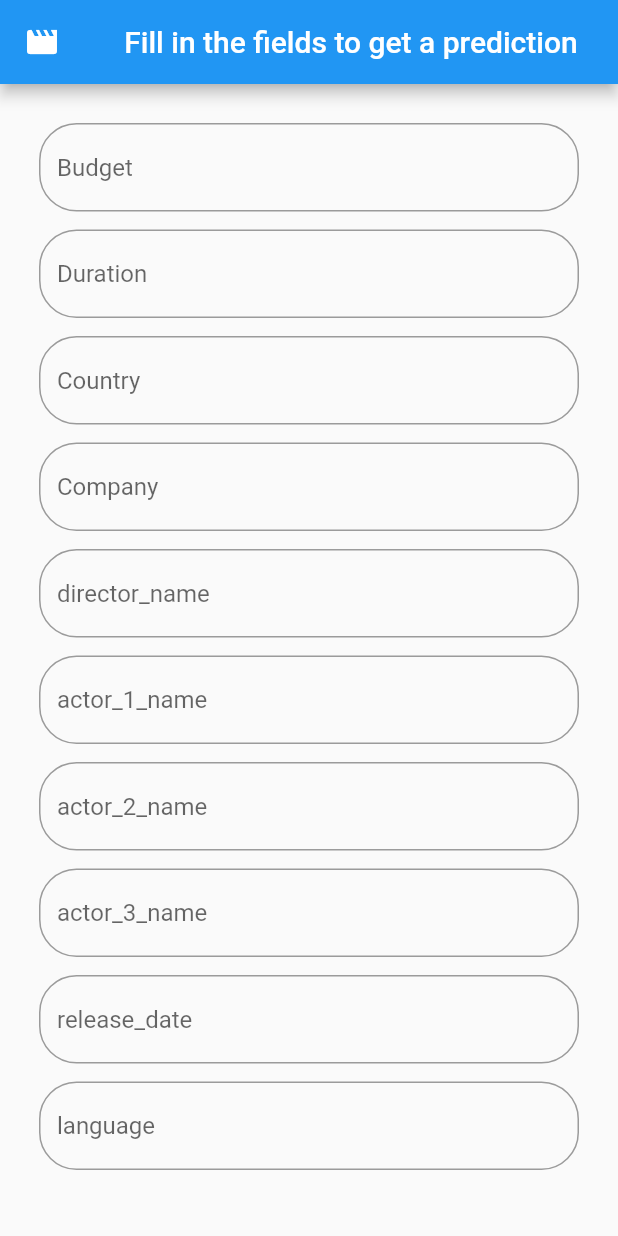
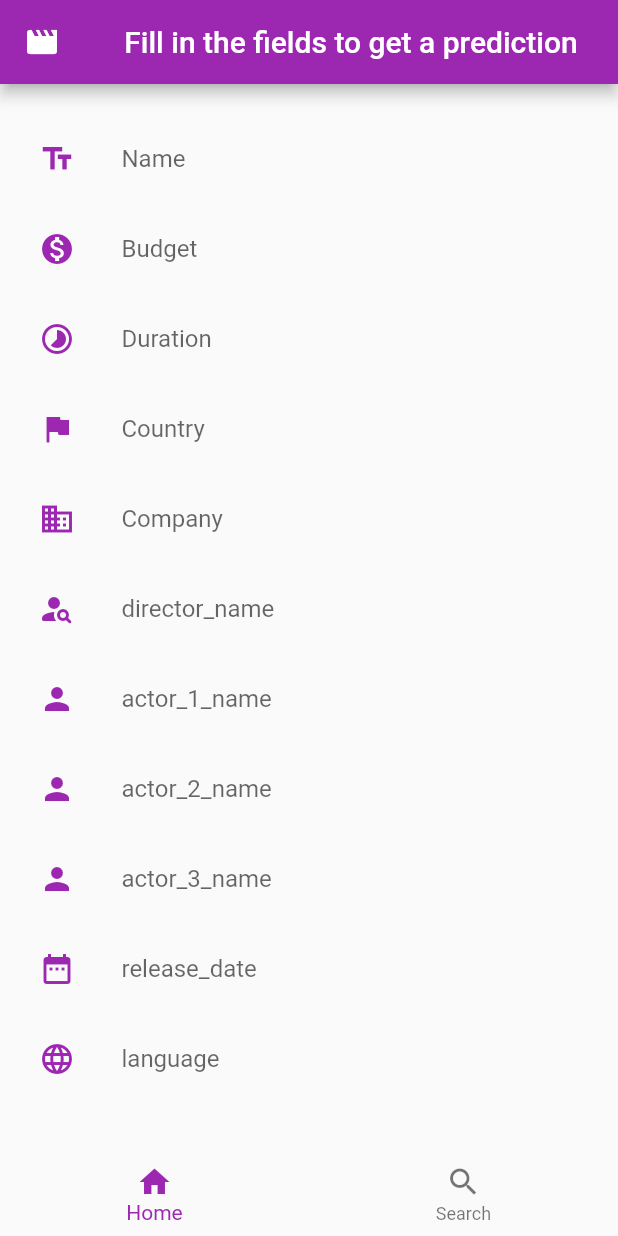
Before and after one commit to Gabriel-Mbugua/ISProject, a Flutter app: the screen it shows after launch, on a phone screen of 412 x 824 dp. Run offline on Flutter 3.47's test engine with Material 2 defaults, Android fonts, the phone set to English and light mode, and no system bars; our stand-ins replace sqflite; accounts and stored records are empty.

Commit message:
UI changes

```diff
--- /dev/null
+++ b/movie_app/lib/home_page.dart
@@ -0,0 +1,236 @@
+import 'package:flutter/material.dart';
+import 'package:movie_app/models/movie.dart';
+import 'package:movie_app/predict.dart';
+import 'package:movie_app/previous_movies.dart';
+
+class HomeScreen extends StatefulWidget {
+  @override
+  _HomeScreenState createState() => _HomeScreenState();
+}
+
+class _HomeScreenState extends State<HomeScreen> {
+  final nameController = TextEditingController();
+  final budgetController = TextEditingController();
+  final durationController = TextEditingController();
+  final companyController = TextEditingController();
+  final countryController = TextEditingController();
+  final directorController = TextEditingController();
+  final actor1Controller = TextEditingController();
+  final actor2Controller = TextEditingController();
+  final actor3Controller = TextEditingController();
+  final dateController = TextEditingController();
+  final languageController = TextEditingController();
+
+  Future<Predict> _futurePrediction;
+  String val;
+
+  final _formKey = GlobalKey<FormState>();
+
+  @override
+  Widget build(BuildContext context) {
+    return Scaffold(
+      // appBar: AppBar(
+      //   elevation: 0,
+      //   leading: IconButton(icon: Icon(Icons.arrow_back_ios), onPressed: (){
+      //     Navigator.pop(context);
+      //   }),
+      // ),
+      body: Center(
+        child: Padding(
+          padding: const EdgeInsets.all(20.0),
+          child: ListView(
+            children: [
+              Form(
+                key: _formKey,
+                child: Column(
+                  crossAxisAlignment: CrossAxisAlignment.start,
+                  children: <Widget>[
+                    MovieDetailsInput(
+                      hint: "Name",
+                      controller: nameController,
+                      keyboardType: TextInputType.text,
+                      icon: Icon(
+                        Icons.text_fields,
+                        color: Theme.of(context).primaryColor,
+                      ),
+                    ),
+                    MovieDetailsInput(
+                      hint: "Budget",
+                      controller: budgetController,
+                      keyboardType: TextInputType.number,
+                      icon: Icon(
+                        Icons.monetization_on,
+                        color: Theme.of(context).primaryColor,
+                      ),
+                    ),
+                    MovieDetailsInput(
+                      hint: "Duration",
+                      controller: durationController,
+                      keyboardType: TextInputType.number,
+                      icon: Icon(
+                        Icons.timelapse,
+                        color: Theme.of(context).primaryColor,
+                      ),
+                    ),
+                    MovieDetailsInput(
+                      hint: "Country",
+                      controller: countryController,
+                      keyboardType: TextInputType.text,
+                      icon: Icon(
+                        Icons.flag,
+                        color: Theme.of(context).primaryColor,
+                      ),
+                    ),
+                    MovieDetailsInput(
+                      hint: "Company",
+                      controller: companyController,
+                      keyboardType: TextInputType.text,
+                      icon: Icon(
+                        Icons.business_outlined,
+                        color: Theme.of(context).primaryColor,
+                      ),
+                    ),
+                    MovieDetailsInput(
+                      hint: "director_name",
+                      controller: directorController,
+                      keyboardType: TextInputType.text,
+                      icon: Icon(
+                        Icons.person_search_rounded,
+                        color: Theme.of(context).primaryColor,
+                      ),
+                    ),
+                    MovieDetailsInput(
+                      hint: "actor_1_name",
+                      controller: actor1Controller,
+                      keyboardType: TextInputType.text,
+                      icon: Icon(
+                        Icons.person,
+                        color: Theme.of(context).primaryColor,
+                      ),
+                    ),
+                    MovieDetailsInput(
+                      hint: "actor_2_name",
+                      controller: actor2Controller,
+                      keyboardType: TextInputType.text,
+                      icon: Icon(
+                        Icons.person,
+                        color: Theme.of(context).primaryColor,
+                      ),
+                    ),
+                    MovieDetailsInput(
+                      hint: "actor_3_name",
+                      controller: actor3Controller,
+                      keyboardType: TextInputType.text,
+                      icon: Icon(
+                        Icons.person,
+                        color: Theme.of(context).primaryColor,
+                      ),
+                    ),
+                    MovieDetailsInput(
+                      hint: "release_date",
+                      controller: dateController,
+                      keyboardType: TextInputType.datetime,
+                      icon: Icon(
+                        Icons.date_range,
+                        color: Theme.of(context).primaryColor,
+                      ),
+                    ),
+                    MovieDetailsInput(
+                      hint: "language",
+                      controller: languageController,
+                      keyboardType: TextInputType.text,
+                      icon: Icon(
+                        Icons.language,
+                        color: Theme.of(context).primaryColor,
+                      ),
+                    ),
+
+                    Center(
+                      child: Padding(
+                        padding: const EdgeInsets.symmetric(vertical: 16.0),
+                        child: Container(
+                          margin: EdgeInsets.all(10),
+                          height: 40.0,
+                          child: RaisedButton(
+                            shape: RoundedRectangleBorder(
+                                borderRadius: BorderRadius.circular(18.0)),
+                            onPressed: () async {
+                              // Validate will return true if the form is valid, or false if
+                              // the form is invalid.
+                              if (_formKey.currentState.validate()) {
+                                print("Submit button pressed");
+                                setState(() {
+                                  _futurePrediction = getPrediction(
+                                      int.parse(budgetController.text),
+                                      int.parse(durationController.text),
+                                      countryController.text,
+                                      companyController.text,
+                                      directorController.text,
+                                      actor1Controller.text,
+                                      actor2Controller.text,
+                                      actor3Controller.text,
+                                      dateController.text,
+                                      languageController.text);
+                                });
+                                val = (await _futurePrediction) as String;
+                                insertMovie(Movie(movie_title: nameController.text, result: val));
+                              }
+                            },
+                            color: Theme.of(context).accentColor,
+                            textColor: Colors.white,
+                            child: Text('Submit', style: TextStyle(fontSize: 15)),
+                          ),
+                        ),
+                      ),
+                    ),
+                  ],
+                ),
+              ),
+            ],
+          ),
+        ),
+      ),
+    );
+  }
+}
+
+class MovieDetailsInput extends StatelessWidget {
+  final String hint;
+  final TextEditingController controller;
+  final TextInputType keyboardType;
+  final Widget icon;
+
+  MovieDetailsInput({this.hint, this.controller, this.keyboardType, this.icon});
+
+  @override
+  Widget build(BuildContext context) {
+    return Padding(
+      padding: const EdgeInsets.all(6.0),
+      child: TextFormField(
+        controller: controller,
+        textInputAction: TextInputAction.next,
+        decoration: InputDecoration(
+          hintText: hint,
+          icon: icon,
+          border: OutlineInputBorder(
+            // borderRadius: BorderRadius.circular(25),
+          ),
+          focusedBorder: InputBorder.none,
+          enabledBorder: InputBorder.none,
+          errorBorder: InputBorder.none,
+          disabledBorder: InputBorder.none,
+          contentPadding:
+          EdgeInsets.only(left: 15, bottom: 11, top: 11, right: 15),
+          fillColor: Colors.orangeAccent,
+        ),
+        keyboardType: keyboardType,
+        validator: (value) {
+          if (value.isEmpty) {
+            return 'Please enter some text';
+          }
+          return null;
+        },
+      ),
+    );
+  }
+}
--- a/movie_app/lib/main.dart
+++ b/movie_app/lib/main.dart
@@ -1,5 +1,8 @@
 import 'package:flutter/material.dart';
+import 'package:movie_app/NavigatorPage.dart';
+import 'package:movie_app/home_page.dart';
 import 'package:movie_app/predict.dart';
+import 'package:movie_app/previous_movies.dart';
 
 void main() {
   runApp(MyApp());
@@ -13,7 +16,7 @@ class MyApp extends StatelessWidget {
       debugShowCheckedModeBanner: false,
       title: 'Movie Success Prediction',
       theme: ThemeData(
-        primarySwatch: Colors.blue,
+        primarySwatch: Colors.purple,
         visualDensity: VisualDensity.adaptivePlatformDensity,
       ),
       home: MyHomePage(title: 'Movie Prediction'),
@@ -44,10 +47,14 @@ class _MyHomePageState extends State<MyHomePage> {
 
   Future<Predict> _futurePrediction;
 
+  int _pageIndex = 0;
+
   final _formKey = GlobalKey<FormState>();
 
   @override
   Widget build(BuildContext context) {
+    final node = FocusScope.of(context);
+
     return Scaffold(
       appBar: AppBar(
         title: (_futurePrediction == null)
@@ -66,105 +73,40 @@ class _MyHomePageState extends State<MyHomePage> {
                   } else if (snapshot.hasError) {
                     return Center(child: Text("${snapshot.error}"));
                   }
-              return Center(
-                  child: Text("Predection failed. Null data."));
+                  return Center(child: Text("Predection failed. Null data."));
                 }),
         leading: Icon(Icons.movie),
       ),
-      body: Padding(
-        padding: const EdgeInsets.all(20.0),
-        child: ListView(
-          children: [
-            Form(
-              key: _formKey,
-              child: Column(
-                crossAxisAlignment: CrossAxisAlignment.start,
+      body: SafeArea(
+        child: IndexedStack(
+          index: _pageIndex,
           children: <Widget>[
-                  MovieDetailsInput(
-                    hint: "Budget",
-                    controller: budgetController,
-                    keyboardType: TextInputType.number,
-                  ),
-                  MovieDetailsInput(
-                      hint: "Duration",
-                      controller: durationController,
-                      keyboardType: TextInputType.number),
-                  MovieDetailsInput(
-                      hint: "Country",
-                      controller: countryController,
-                      keyboardType: TextInputType.text),
-                  MovieDetailsInput(
-                      hint: "Company",
-                      controller: companyController,
-                      keyboardType: TextInputType.text),
-                  MovieDetailsInput(
-                      hint: "director_name",
-                      controller: directorController,
-                      keyboardType: TextInputType.text),
-                  MovieDetailsInput(
-                      hint: "actor_1_name",
-                      controller: actor1Controller,
-                      keyboardType: TextInputType.text),
-                  MovieDetailsInput(
-                      hint: "actor_2_name",
-                      controller: actor2Controller,
-                      keyboardType: TextInputType.text),
-                  MovieDetailsInput(
-                      hint: "actor_3_name",
-                      controller: actor3Controller,
-                      keyboardType: TextInputType.text),
-                  MovieDetailsInput(
-                      hint: "release_date",
-                      controller: dateController,
-                      keyboardType: TextInputType.datetime),
-                  MovieDetailsInput(
-                      hint: "language",
-                      controller: languageController,
-                      keyboardType: TextInputType.text),
-
-                  Center(
-                    child: Padding(
-                      padding: const EdgeInsets.symmetric(vertical: 16.0),
-                      child: Container(
-                        margin: EdgeInsets.all(10),
-                        height: 40.0,
-                        child: RaisedButton(
-                          shape: RoundedRectangleBorder(
-                              borderRadius: BorderRadius.circular(18.0),
-                              side: BorderSide(
-                                  color: Color.fromRGBO(0, 160, 227, 1))),
-                          onPressed: () async {
-                            // Validate will return true if the form is valid, or false if
-                            // the form is invalid.
-                            if (_formKey.currentState.validate()) {
-                              print("Submit button pressed");
-                              setState(() {
-                                _futurePrediction = getPrediction(
-                                    int.parse(budgetController.text),
-                                    int.parse(durationController.text),
-                                    countryController.text,
-                                    companyController.text,
-                                    directorController.text,
-                                    actor1Controller.text,
-                                    actor2Controller.text,
-                                    actor3Controller.text,
-                                    dateController.text,
-                                    languageController.text);
-                              });
-                            }
-                          },
-                          color: Color.fromRGBO(0, 160, 227, 1),
-                          textColor: Colors.white,
-                          child: Text('Submit', style: TextStyle(fontSize: 15)),
-                        ),
-                      ),
-                    ),
-                  ),
+            HomeScreen(),
+            PreviousMoviesScreen(),
           ],
         ),
       ),
+      bottomNavigationBar: BottomNavigationBar(
+        currentIndex: _pageIndex,
+        elevation: 0,
+        // backgroundColor: Theme.of(context).primaryColor,
+        // selectedItemColor: Theme.of(context).accentColor,
+        type: BottomNavigationBarType.fixed,
+        items: [
+          BottomNavigationBarItem(
+            icon: Icon(Icons.home),
+            title: Text("Home"),
+          ),
+          BottomNavigationBarItem(
+            icon: Icon(Icons.search),
+            title: Text("Search"),
+          ),
         ],
-        ),
+        onTap: (index) {
+          setState(() {
+            _pageIndex = index;
+          });
+        },
       ),
     );
   }
@@ -174,8 +116,9 @@ class MovieDetailsInput extends StatelessWidget {
   final String hint;
   final TextEditingController controller;
   final TextInputType keyboardType;
+  final Widget icon;
 
-  MovieDetailsInput({this.hint, this.controller, this.keyboardType});
+  MovieDetailsInput({this.hint, this.controller, this.keyboardType, this.icon});
 
   @override
   Widget build(BuildContext context) {
@@ -183,11 +126,19 @@ class MovieDetailsInput extends StatelessWidget {
       padding: const EdgeInsets.all(6.0),
       child: TextFormField(
         controller: controller,
+        textInputAction: TextInputAction.next,
         decoration: InputDecoration(
           hintText: hint,
+          icon: icon,
           border: OutlineInputBorder(
-            borderRadius: BorderRadius.circular(25),
+              // borderRadius: BorderRadius.circular(25),
               ),
+          focusedBorder: InputBorder.none,
+          enabledBorder: InputBorder.none,
+          errorBorder: InputBorder.none,
+          disabledBorder: InputBorder.none,
+          contentPadding:
+              EdgeInsets.only(left: 15, bottom: 11, top: 11, right: 15),
           fillColor: Colors.orangeAccent,
         ),
         keyboardType: keyboardType,
--- /dev/null
+++ b/movie_app/lib/models/movie.dart
@@ -0,0 +1,22 @@
+import 'package:sqflite/sqflite.dart';
+
+class Movie{
+  final String result;
+  final String movie_title;
+
+  Movie({this.result, this.movie_title});
+
+  // Convert a Dog into a Map. The keys must correspond to the names of the
+  // columns in the database.
+  Map<String, dynamic> toMap() {
+    return {
+      'movie_title': movie_title,
+      'result': result,
+    };
+  }
+
+  @override
+  String toString() {
+    return 'Movie{name: $movie_title, age: $result}';
+  }
+}
--- a/movie_app/pubspec.yaml
+++ b/movie_app/pubspec.yaml
@@ -25,6 +25,8 @@ dependencies:
     sdk: flutter
   http: ^0.12.2
   intl: ^0.16.1
+  sqflite: ^1.3.0
+  path: ^1.7.0
 
   # The following adds the Cupertino Icons font to your application.
   # Use with the CupertinoIcons class for iOS style icons.
```
Also changed, not shown: movie_app/lib/NavigatorPage.dart (added, +78 -0 lines), movie_app/lib/previous_movies.dart (+109 -0 lines), movie_app/pubspec.lock, 4 other files. Lines whose indentation alone changed are shown as unchanged.
